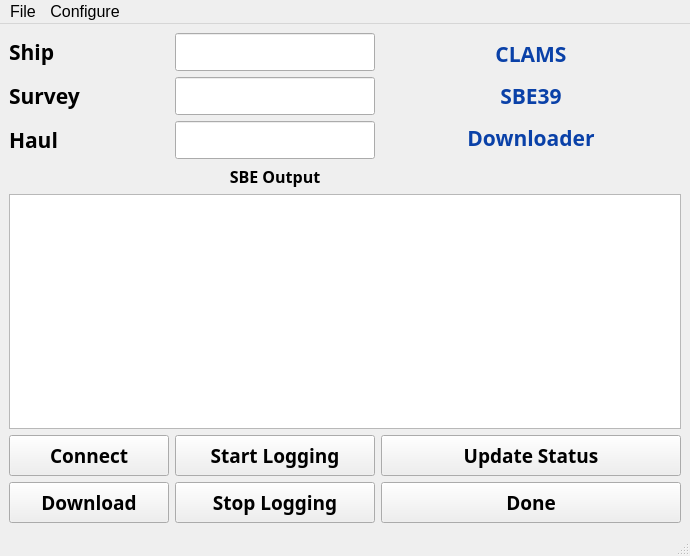
Qt form ui/CLAMSsbeDownloader.ui (aliciabillings-noaa/CLAMS) before a commit.
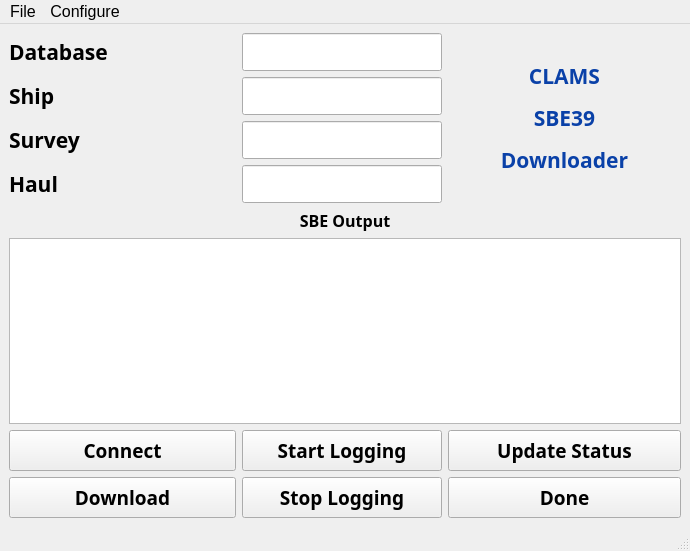
The same form after that commit.

Commit message:
Updated CLAMSsbeDownloader and CatchSummaryLoader
Updated CLAMSsbeDownloader and CatchSummaryLoader to Qt6. SBE downloader is mostly tested, but I couldn't test downloading because my test SBE39 wouldn't log data because it is broken.

Patch:
```diff
--- a/ui/CLAMSsbeDownloader.ui
+++ b/ui/CLAMSsbeDownloader.ui
@@ -7,7 +7,7 @@
     <x>0</x>
     <y>0</y>
     <width>690</width>
-    <height>556</height>
+    <height>551</height>
    </rect>
   </property>
   <property name="minimumSize">
@@ -27,71 +27,8 @@
   <widget class="QWidget" name="centralwidget">
    <layout class="QVBoxLayout" name="verticalLayout_2">
     <item>
-     <layout class="QGridLayout" name="gridLayout">
-      <item row="2" column="0">
-       <widget class="QLabel" name="label_17">
-        <property name="minimumSize">
-         <size>
-          <width>100</width>
-          <height>0</height>
-         </size>
-        </property>
-        <property name="font">
-         <font>
-          <family>Arial Black</family>
-          <pointsize>16</pointsize>
-          <weight>75</weight>
-          <bold>true</bold>
-         </font>
-        </property>
-        <property name="text">
-         <string>Haul</string>
-        </property>
-       </widget>
-      </item>
-      <item row="7" column="0">
-       <widget class="QPushButton" name="downloadButton">
-        <property name="minimumSize">
-         <size>
-          <width>0</width>
-          <height>41</height>
-         </size>
-        </property>
-        <property name="font">
-         <font>
-          <family>Arial Black</family>
-          <pointsize>14</pointsize>
-          <weight>75</weight>
-          <bold>true</bold>
-         </font>
-        </property>
-        <property name="text">
-         <string>Download</string>
-        </property>
-       </widget>
-      </item>
-      <item row="6" column="2">
-       <widget class="QPushButton" name="statusButton">
-        <property name="minimumSize">
-         <size>
-          <width>0</width>
-          <height>41</height>
-         </size>
-        </property>
-        <property name="font">
-         <font>
-          <family>Arial Black</family>
-          <pointsize>14</pointsize>
-          <weight>75</weight>
-          <bold>true</bold>
-         </font>
-        </property>
-        <property name="text">
-         <string>Update Status</string>
-        </property>
-       </widget>
-      </item>
-      <item row="6" column="1">
+     <layout class="QGridLayout" name="gridLayout" columnstretch="33,33,34">
+      <item row="7" column="1">
        <widget class="QPushButton" name="startButton">
         <property name="minimumSize">
          <size>
@@ -112,7 +49,88 @@
         </property>
        </widget>
       </item>
-      <item row="4" column="1">
+      <item row="3" column="1">
+       <widget class="QLineEdit" name="haulLabel">
+        <property name="maximumSize">
+         <size>
+          <width>200</width>
+          <height>16777215</height>
+         </size>
+        </property>
+        <property name="font">
+         <font>
+          <family>Arial Black</family>
+          <pointsize>16</pointsize>
+          <weight>75</weight>
+          <bold>true</bold>
+         </font>
+        </property>
+       </widget>
+      </item>
+      <item row="7" column="2">
+       <widget class="QPushButton" name="statusButton">
+        <property name="minimumSize">
+         <size>
+          <width>0</width>
+          <height>41</height>
+         </size>
+        </property>
+        <property name="font">
+         <font>
+          <family>Arial Black</family>
+          <pointsize>14</pointsize>
+          <weight>75</weight>
+          <bold>true</bold>
+         </font>
+        </property>
+        <property name="text">
+         <string>Update Status</string>
+        </property>
+       </widget>
+      </item>
+      <item row="3" column="0">
+       <widget class="QLabel" name="label_17">
+        <property name="minimumSize">
+         <size>
+          <width>100</width>
+          <height>0</height>
+         </size>
+        </property>
+        <property name="font">
+         <font>
+          <family>Arial Black</family>
+          <pointsize>16</pointsize>
+          <weight>75</weight>
+          <bold>true</bold>
+         </font>
+        </property>
+        <property name="text">
+         <string>Haul</string>
+        </property>
+       </widget>
+      </item>
+      <item row="2" column="1">
+       <widget class="QLineEdit" name="surveyLabel">
+        <property name="maximumSize">
+         <size>
+          <width>200</width>
+          <height>16777215</height>
+         </size>
+        </property>
+        <property name="font">
+         <font>
+          <family>Arial Black</family>
+          <pointsize>16</pointsize>
+          <weight>75</weight>
+          <bold>true</bold>
+         </font>
+        </property>
+        <property name="readOnly">
+         <bool>true</bool>
+        </property>
+       </widget>
+      </item>
+      <item row="5" column="0" colspan="3">
        <widget class="QLabel" name="label_34">
         <property name="font">
          <font>
@@ -130,28 +148,49 @@
         </property>
        </widget>
       </item>
-      <item row="1" column="0">
-       <widget class="QLabel" name="label_16">
+      <item row="8" column="0">
+       <widget class="QPushButton" name="downloadButton">
         <property name="minimumSize">
          <size>
-          <width>100</width>
-          <height>0</height>
+          <width>0</width>
+          <height>41</height>
          </size>
         </property>
         <property name="font">
          <font>
           <family>Arial Black</family>
-          <pointsize>16</pointsize>
+          <pointsize>14</pointsize>
           <weight>75</weight>
           <bold>true</bold>
          </font>
         </property>
         <property name="text">
-         <string>Survey</string>
+         <string>Download</string>
         </property>
        </widget>
       </item>
-      <item row="7" column="1">
+      <item row="8" column="2">
+       <widget class="QPushButton" name="doneBtn">
+        <property name="minimumSize">
+         <size>
+          <width>0</width>
+          <height>41</height>
+         </size>
+        </property>
+        <property name="font">
+         <font>
+          <family>Arial Black</family>
+          <pointsize>14</pointsize>
+          <weight>75</weight>
+          <bold>true</bold>
+         </font>
+        </property>
+        <property name="text">
+         <string>Done</string>
+        </property>
+       </widget>
+      </item>
+      <item row="8" column="1">
        <widget class="QPushButton" name="stopButton">
         <property name="minimumSize">
          <size>
@@ -172,7 +211,28 @@
         </property>
        </widget>
       </item>
-      <item row="6" column="0">
+      <item row="1" column="1">
+       <widget class="QLineEdit" name="shipLabel">
+        <property name="maximumSize">
+         <size>
+          <width>200</width>
+          <height>16777215</height>
+         </size>
+        </property>
+        <property name="font">
+         <font>
+          <family>Arial Black</family>
+          <pointsize>16</pointsize>
+          <weight>75</weight>
+          <bold>true</bold>
+         </font>
+        </property>
+        <property name="readOnly">
+         <bool>true</bool>
+        </property>
+       </widget>
+      </item>
+      <item row="7" column="0">
        <widget class="QPushButton" name="connectButton">
         <property name="minimumSize">
          <size>
@@ -193,67 +253,7 @@
         </property>
        </widget>
       </item>
-      <item row="1" column="1">
-       <widget class="QLineEdit" name="surveyLabel">
-        <property name="maximumSize">
-         <size>
-          <width>200</width>
-          <height>16777215</height>
-         </size>
-        </property>
-        <property name="font">
-         <font>
-          <family>Arial Black</family>
-          <pointsize>16</pointsize>
-          <weight>75</weight>
-          <bold>true</bold>
-         </font>
-        </property>
-        <property name="readOnly">
-         <bool>true</bool>
-        </property>
-       </widget>
-      </item>
-      <item row="2" column="1">
-       <widget class="QLineEdit" name="haulLabel">
-        <property name="maximumSize">
-         <size>
-          <width>200</width>
-          <height>16777215</height>
-         </size>
-        </property>
-        <property name="font">
-         <font>
-          <family>Arial Black</family>
-          <pointsize>16</pointsize>
-          <weight>75</weight>
-          <bold>true</bold>
-         </font>
-        </property>
-       </widget>
-      </item>
-      <item row="7" column="2">
-       <widget class="QPushButton" name="doneBtn">
-        <property name="minimumSize">
-         <size>
-          <width>0</width>
-          <height>41</height>
-         </size>
-        </property>
-        <property name="font">
-         <font>
-          <family>Arial Black</family>
-          <pointsize>14</pointsize>
-          <weight>75</weight>
-          <bold>true</bold>
-         </font>
-        </property>
-        <property name="text">
-         <string>Done</string>
-        </property>
-       </widget>
-      </item>
-      <item row="0" column="0">
+      <item row="1" column="0">
        <widget class="QLabel" name="label_15">
         <property name="minimumSize">
          <size>
@@ -274,8 +274,68 @@
         </property>
        </widget>
       </item>
+      <item row="6" column="0" colspan="3">
+       <widget class="QTextBrowser" name="dataText">
+        <property name="maximumSize">
+         <size>
+          <width>99999</width>
+          <height>99999</height>
+         </size>
+        </property>
+        <property name="font">
+         <font>
+          <family>Arial Black</family>
+          <pointsize>11</pointsize>
+          <weight>75</weight>
+          <bold>true</bold>
+         </font>
+        </property>
+       </widget>
+      </item>
+      <item row="2" column="0">
+       <widget class="QLabel" name="label_16">
+        <property name="minimumSize">
+         <size>
+          <width>100</width>
+          <height>0</height>
+         </size>
+        </property>
+        <property name="font">
+         <font>
+          <family>Arial Black</family>
+          <pointsize>16</pointsize>
+          <weight>75</weight>
+          <bold>true</bold>
+         </font>
+        </property>
+        <property name="text">
+         <string>Survey</string>
+        </property>
+       </widget>
+      </item>
+      <item row="0" column="0">
+       <widget class="QLabel" name="label_18">
+        <property name="minimumSize">
+         <size>
+          <width>100</width>
+          <height>0</height>
+         </size>
+        </property>
+        <property name="font">
+         <font>
+          <family>Arial Black</family>
+          <pointsize>16</pointsize>
+          <weight>75</weight>
+          <bold>true</bold>
+         </font>
+        </property>
+        <property name="text">
+         <string>Database</string>
+        </property>
+       </widget>
+      </item>
       <item row="0" column="1">
-       <widget class="QLineEdit" name="shipLabel">
+       <widget class="QLineEdit" name="userLabel">
         <property name="maximumSize">
          <size>
           <width>200</width>
@@ -295,11 +355,11 @@
         </property>
        </widget>
       </item>
-      <item row="0" column="2" rowspan="3">
+      <item row="0" column="2" rowspan="4">
        <widget class="QLabel" name="imgLabel">
         <property name="minimumSize">
          <size>
-          <width>300</width>
+          <width>0</width>
           <height>0</height>
          </size>
         </property>
@@ -322,24 +382,6 @@
         </property>
        </widget>
       </item>
-      <item row="5" column="0" colspan="3">
-       <widget class="QTextBrowser" name="dataText">
-        <property name="maximumSize">
-         <size>
-          <width>1000</width>
-          <height>1000</height>
-         </size>
-        </property>
-        <property name="font">
-         <font>
-          <family>Arial Black</family>
-          <pointsize>11</pointsize>
-          <weight>75</weight>
-          <bold>true</bold>
-         </font>
-        </property>
-       </widget>
-      </item>
      </layout>
     </item>
    </layout>
```
Left out of the diff: 2 changed lines with no effect on the pictures. The commit also changes 14 other files.
